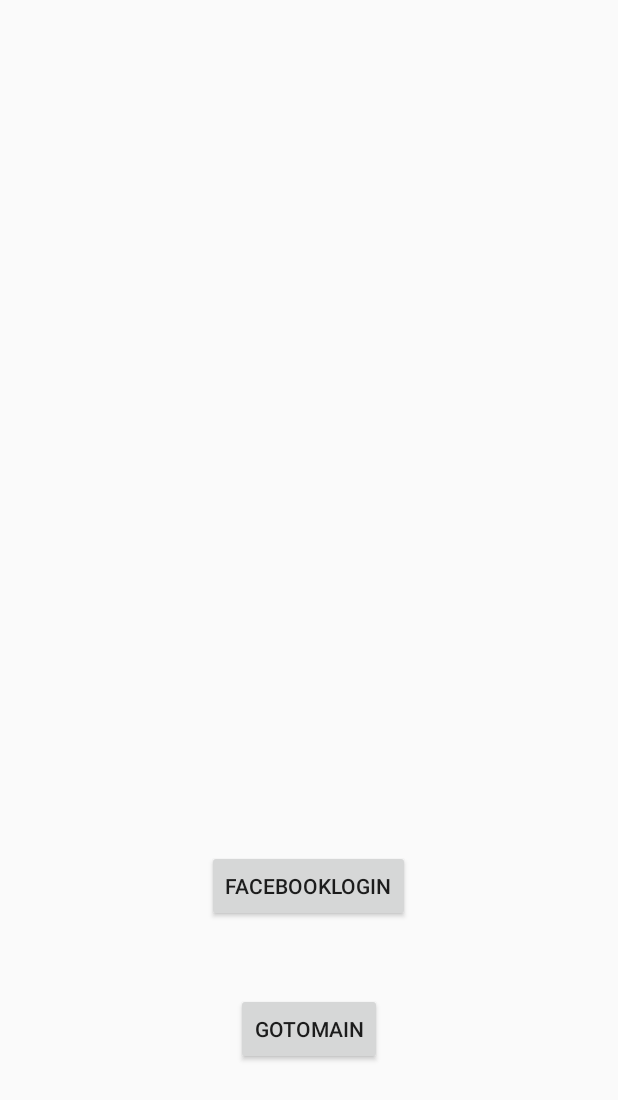
After one commit to rlwlsdnlwjem/ForfitProject, an Android app: the layout activity_login.xml on its own in the app's theme, with its tools: preview values and no code run, on a phone screen of 412 x 824 dp. The commit adds this screen. Shown: the top 1100 px of the screen. Run offline under Robolectric (Android 15) with nearby library versions, the phone set to English and light mode, and no system bars.

Commit message:
페이스북 로그인 추가하였음
페이스북 api를 사용하려면 페이스북 개발자 키를 추가해야하므로 카톡으로 연락해줘

아니면 AndroidManifest.xml에서 시작 액티비티 바꿔놓고 로그인 액티비티는 전부 주석처리

```diff
--- a/app/build.gradle
+++ b/app/build.gradle
@@ -10,6 +10,9 @@ android {
         versionCode 1
         versionName "1.0"
         testInstrumentationRunner "android.support.test.runner.AndroidJUnitRunner"
+    }
+    repositories {
+        mavenCentral()
     }
     buildTypes {
         release {
@@ -26,4 +29,6 @@ dependencies {
     })
     compile 'com.android.support:appcompat-v7:23.4.0'
     testCompile 'junit:junit:4.12'
+    compile 'com.facebook.android:facebook-android-sdk:4.+'
+
 }
--- a/app/src/main/java/kr/co/teampierce/forfitproject/data/UserData.java
+++ b/app/src/main/java/kr/co/teampierce/forfitproject/data/UserData.java
@@ -9,7 +9,8 @@ public class UserData implements Serializable{
 
     private int picture;
     //TODO: temporary value at this time
-
+    private String name;
+    private String email;
     private float height;
     private float weight;
     private float waist;
--- /dev/null
+++ b/app/src/main/res/layout/activity_login.xml
@@ -0,0 +1,32 @@
+<?xml version="1.0" encoding="utf-8"?>
+<RelativeLayout xmlns:android="http://schemas.android.com/apk/res/android"
+    xmlns:tools="http://schemas.android.com/tools"
+    android:id="@+id/activity_login"
+    android:layout_width="match_parent"
+    android:layout_height="match_parent"
+    android:paddingBottom="@dimen/activity_vertical_margin"
+    android:paddingLeft="@dimen/activity_horizontal_margin"
+    android:paddingRight="@dimen/activity_horizontal_margin"
+    android:paddingTop="@dimen/activity_vertical_margin"
+    tools:context="kr.co.teampierce.forfitproject.login_screen.LoginActivity">
+
+    <Button
+        android:text="facebookLogin"
+        android:layout_width="wrap_content"
+        android:layout_height="wrap_content"
+        android:layout_alignParentBottom="true"
+        android:layout_centerHorizontal="true"
+        android:layout_marginBottom="193dp"
+        android:id="@+id/button_facebookLogin"
+        android:onClick="facebookLoginOnClick" />
+
+    <Button
+        android:text="gotomain"
+        android:layout_width="wrap_content"
+        android:layout_height="wrap_content"
+        android:id="@+id/button3"
+        android:onClick="gotomain"
+        android:layout_alignTop="@+id/button_facebookLogin"
+        android:layout_centerHorizontal="true"
+        android:layout_marginTop="95dp" />
+</RelativeLayout>
--- a/app/src/main/res/values/strings.xml
+++ b/app/src/main/res/values/strings.xml
@@ -1,3 +1,5 @@
 <resources>
     <string name="app_name">ForfitProject</string>
+    <string name="facebook_app_id">400782263610145</string>
+
 </resources>
--- a/build.gradle
+++ b/build.gradle
@@ -15,6 +15,7 @@ buildscript {
 allprojects {
     repositories {
         jcenter()
+
     }
 }
 
```
Also changed, not shown: app/src/main/AndroidManifest.xml (+6 -1 lines), app/src/main/java/kr/co/teampierce/forfitproject/login_screen/LoginActivity.java (added, +117 -0 lines), app/src/main/java/kr/co/teampierce/forfitproject/main_screen/MainActivity.java (+9 -0 lines).
